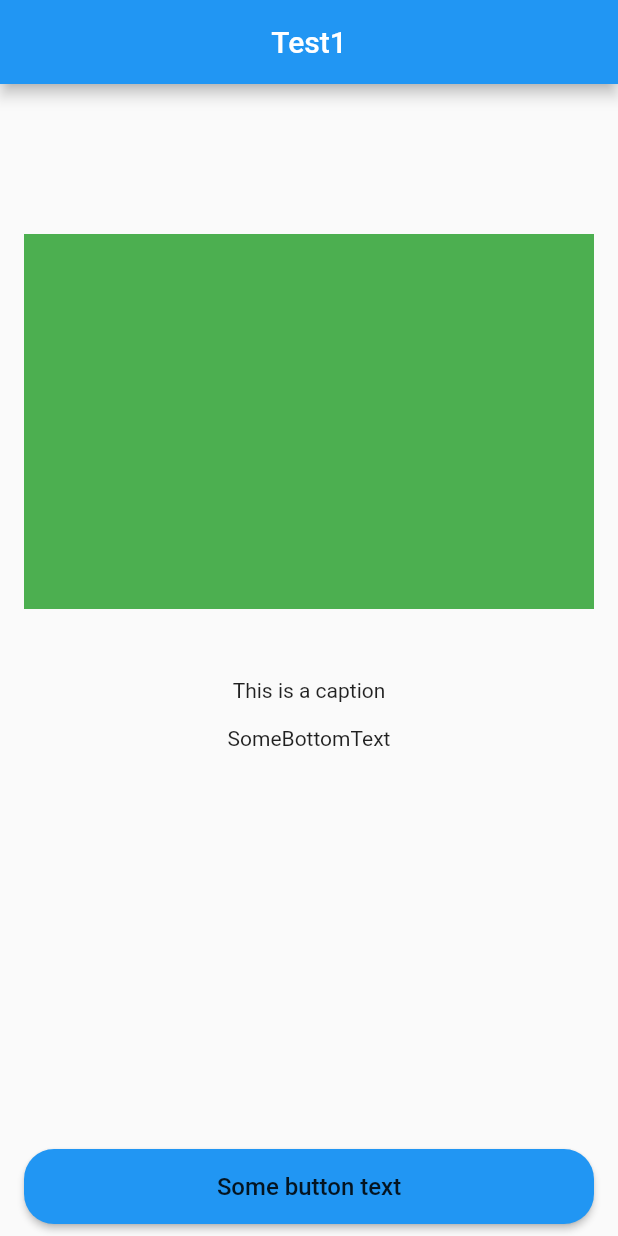
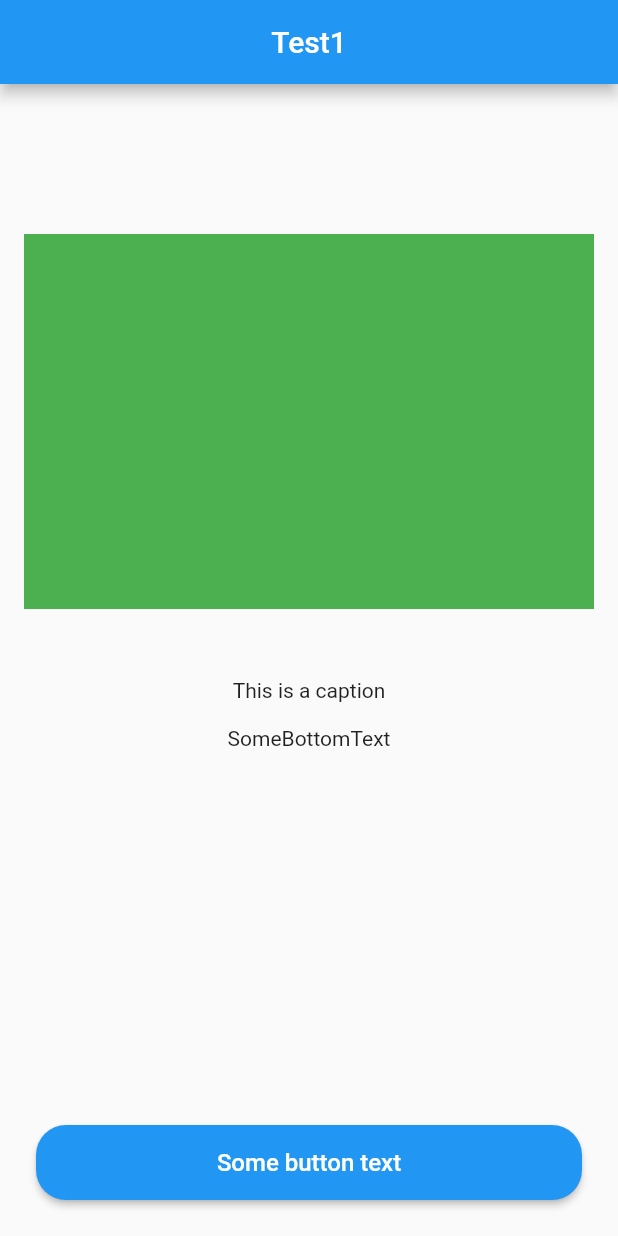
Before and after one commit to felixwortmann/first_open_slideshow, a Flutter app: the screen it shows after launch, on a phone screen of 412 x 824 dp. Run offline on Flutter 3.47's test engine with Material 2 defaults, Android fonts, the phone set to English and light mode, and no system bars; our stand-ins replace flare_flutter, shared_preferences.

Commit message:
adjust padding

```diff
--- a/lib/src/first_open_slideshow_frame.dart
+++ b/lib/src/first_open_slideshow_frame.dart
@@ -64,7 +64,8 @@ class _FirstOpenSlideshowFrameState extends State<FirstOpenSlideshowFrame> {
                 }
               },
             ),
-            )),
+          ),
+        ),
         showOverlay
             ? BackdropFilter(
                 filter: ImageFilter.blur(sigmaX: 1, sigmaY: 1),
--- a/lib/src/slideshow_page_widget.dart
+++ b/lib/src/slideshow_page_widget.dart
@@ -87,15 +87,16 @@ class SlideshowPageWidget extends StatelessWidget {
         ),
         nextPressed != null
             ? Padding(
-                padding:
-                    EdgeInsets.only(top: 8, bottom: 8, left: 16, right: 16),
+                padding: EdgeInsets.all(24),
                 child: ConstrainedBox(
                   constraints:
                       BoxConstraints(minWidth: double.infinity, minHeight: 50),
-                  child: RaisedButton(
-                    color: Theme.of(context).accentColor,
-                    shape: RoundedRectangleBorder(
-                        borderRadius: BorderRadius.circular(20)),
+                  child: ElevatedButton(
+                    style: ElevatedButton.styleFrom(
+                      primary: Theme.of(context).accentColor,
+                      shape: RoundedRectangleBorder(
+                          borderRadius: BorderRadius.circular(20)),
+                    ),
                     onPressed: () => nextPressed!(),
                     child: Text(
                       buttonText ?? FirstOpenSlideshowFrame.stringForNext,
```
Also changed, not shown: 4 other files. Lines whose indentation alone changed are shown as unchanged.
